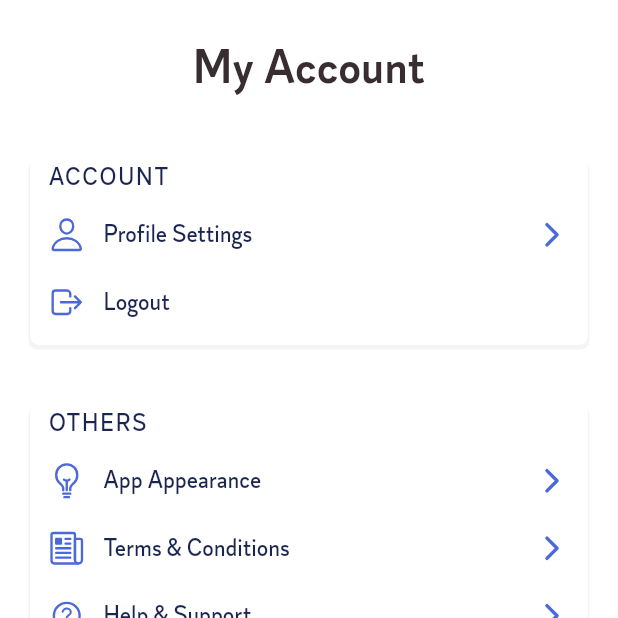
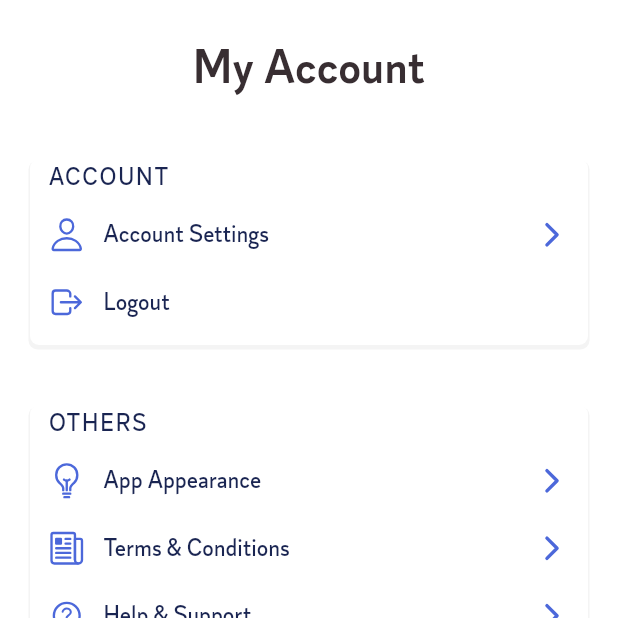
Before and after one commit to AyoubTRD/ENSAConnect_flutter_app, a Flutter app: the MainScreen screen opened directly, swiped to page 4, on a phone screen of 412 x 824 dp, the top half of it. Run offline on Flutter 3.47's test engine with Material 2 defaults, Android fonts, the phone set to English and light mode, and no system bars; our stand-ins replace dotted_border, flutter_svg, image_picker, ionicons, rxdart, shared_preferences and 2 more; missing offline and left inert: artemis; accounts and stored records are empty; network calls fail.

Commit message:
Add account settings screen and add ability to change first&last name

```diff
--- a/lib/screens/core/main_screen.dart
+++ b/lib/screens/core/main_screen.dart
@@ -1,5 +1,5 @@
 import 'package:ensa/blocs/user_bloc.dart';
-import 'package:ensa/pages/feed_page.dart';
+import 'package:ensa/screens/feed/feed_screen.dart';
 import 'package:ensa/screens/settings/settings_screen.dart';
 import 'package:ensa/screens/chat/chats_list_screen.dart';
 import 'package:ensa/screens/onboarding/signin_screen.dart';
@@ -19,10 +19,10 @@ class _MainScreenState extends State<MainScreen> {
   int _currentIndex = 0;
 
   final List<Widget> _pages = [
-    FeedPage(),
+    FeedScreen(),
     SigninScreen(),
     ChatsListScreen(),
-    SettingsPage()
+    SettingsScreen()
   ];
   final List<PreferredSizeWidget?> _appBars = [null, null, null, null];
   final PageController _controller = PageController();
--- a/lib/screens/settings/settings_screen.dart
+++ b/lib/screens/settings/settings_screen.dart
@@ -1,23 +1,22 @@
 import 'package:ensa/blocs/user_bloc.dart';
-import 'package:ensa/graphql/graphql_api.dart';
 import 'package:ensa/screens/notifications/notifications_screen.dart';
-import 'package:ensa/services/rest_client_service.dart';
+import 'package:ensa/screens/settings/account_settings/account_settings_screen.dart';
 import 'package:ensa/utils/constants.dart';
 import 'package:ensa/widgets/core/app_bar_widget.dart';
 import 'package:ensa/widgets/settings/profile_picture_settings_widget.dart';
-import 'package:flutter/cupertino.dart';
+import 'package:ensa/widgets/settings/settings_item_widget.dart';
+import 'package:ensa/widgets/settings/settings_section_widget.dart';
 import 'package:flutter/material.dart';
-import 'package:image_picker/image_picker.dart';
 import 'package:ionicons/ionicons.dart';
 
-class SettingsPage extends StatefulWidget {
-  const SettingsPage({Key? key}) : super(key: key);
+class SettingsScreen extends StatefulWidget {
+  const SettingsScreen({Key? key}) : super(key: key);
 
   @override
-  State<SettingsPage> createState() => _SettingsPageState();
+  State<SettingsScreen> createState() => _SettingsScreenState();
 }
 
-class _SettingsPageState extends State<SettingsPage> {
+class _SettingsScreenState extends State<SettingsScreen> {
   @override
   Widget build(BuildContext context) {
     return Scaffold(
@@ -41,8 +40,11 @@ class _SettingsPageState extends State<SettingsPage> {
             title: 'ACCOUNT',
             children: [
               SettingsItem(
-                onTap: () {},
-                title: 'Profile Settings',
+                onTap: () {
+                  Navigator.of(context)
+                      .pushNamed(AccountSettingsScreen.routeName);
+                },
+                title: 'Account Settings',
                 icon: Ionicons.person_outline,
               ),
               SettingsItem(
@@ -83,101 +85,3 @@ class _SettingsPageState extends State<SettingsPage> {
     );
   }
 }
-
-class SettingsSection extends StatelessWidget {
-  final List<Widget> children;
-  final String title;
-
-  const SettingsSection({Key? key, required this.children, required this.title})
-      : super(key: key);
-
-  @override
-  Widget build(BuildContext context) {
-    return Container(
-      decoration: BoxDecoration(
-        borderRadius: BorderRadius.all(Radius.circular(6.0)),
-        boxShadow: [
-          BoxShadow(
-            offset: Offset(0, 2.0),
-            spreadRadius: 1.0,
-            color: Colors.grey.shade900.withOpacity(0.05),
-          )
-        ],
-        color: Colors.white,
-      ),
-      margin: EdgeInsets.symmetric(horizontal: kDefaultPadding),
-      padding: EdgeInsets.symmetric(vertical: 6.0),
-      child: Column(
-        crossAxisAlignment: CrossAxisAlignment.start,
-        children: [
-          Padding(
-            padding: EdgeInsets.only(left: 12.0, bottom: 6.0),
-            child: Text(
-              title,
-              style: Theme.of(context).textTheme.bodyText1?.copyWith(
-                    letterSpacing: 1.2,
-                  ),
-            ),
-          ),
-          ...children,
-        ],
-      ),
-    );
-  }
-}
-
-class SettingsItem extends StatelessWidget {
-  final String title;
-  final IconData icon;
-  final bool hideChevron;
-  final void Function()? onTap;
-
-  const SettingsItem({
-    required this.title,
-    required this.icon,
-    this.hideChevron = false,
-    this.onTap,
-    Key? key,
-  }) : super(key: key);
-
-  @override
-  Widget build(BuildContext context) {
-    return Material(
-      color: Colors.transparent,
-      child: InkWell(
-        onTap: onTap,
-        child: Padding(
-          padding: EdgeInsets.symmetric(vertical: 10.0),
-          child: Row(
-            crossAxisAlignment: CrossAxisAlignment.center,
-            children: [
-              Padding(
-                padding: const EdgeInsets.symmetric(horizontal: 12.0),
-                child: Icon(
-                  icon,
-                  color: Theme.of(context).primaryColor,
-                  size: 25.0,
-                ),
-              ),
-              Transform.translate(
-                offset: Offset(0.0, 2.0),
-                child: Text(
-                  title,
-                  style: Theme.of(context).textTheme.bodyText1,
-                ),
-              ),
-              if (!hideChevron) ...[
-                Expanded(child: Container()),
-                Icon(
-                  Ionicons.chevron_forward_outline,
-                  color: Theme.of(context).primaryColor,
-                ),
-                SizedBox(width: 12.0),
-              ],
-            ],
-          ),
-        ),
-      ),
-    );
-  }
-}
--- a/lib/utils/theme.dart
+++ b/lib/utils/theme.dart
@@ -42,7 +42,11 @@ final theme = ThemeData(
   ),
   elevatedButtonTheme: ElevatedButtonThemeData(
     style: ButtonStyle(
-      backgroundColor: MaterialStateProperty.all(kPrimaryColor),
+      backgroundColor: MaterialStateProperty.resolveWith<Color>((state) {
+        if (state.contains(MaterialState.disabled))
+          return kPrimaryColor.withOpacity(0.15);
+        return kPrimaryColor;
+      }),
       elevation: MaterialStateProperty.all(0.0),
       padding: MaterialStateProperty.all(
         EdgeInsets.symmetric(horizontal: 20.0, vertical: 20.0),
@@ -60,6 +64,8 @@ final theme = ThemeData(
     ),
   ),
   inputDecorationTheme: InputDecorationTheme(
+    contentPadding:
+        const EdgeInsets.symmetric(horizontal: 20.0, vertical: 20.0),
     border: OutlineInputBorder(
       borderRadius: BorderRadius.circular(15.0),
     ),
--- /dev/null
+++ b/lib/widgets/settings/settings_item_widget.dart
@@ -0,0 +1,58 @@
+import 'package:flutter/material.dart';
+import 'package:ionicons/ionicons.dart';
+
+class SettingsItem extends StatelessWidget {
+  final String title;
+  final IconData icon;
+  final bool hideChevron;
+  final void Function()? onTap;
+
+  const SettingsItem({
+    required this.title,
+    required this.icon,
+    this.hideChevron = false,
+    this.onTap,
+    Key? key,
+  }) : super(key: key);
+
+  @override
+  Widget build(BuildContext context) {
+    return Material(
+      color: Colors.transparent,
+      child: InkWell(
+        onTap: onTap,
+        child: Padding(
+          padding: EdgeInsets.symmetric(vertical: 10.0),
+          child: Row(
+            crossAxisAlignment: CrossAxisAlignment.center,
+            children: [
+              Padding(
+                padding: const EdgeInsets.symmetric(horizontal: 12.0),
+                child: Icon(
+                  icon,
+                  color: Theme.of(context).primaryColor,
+                  size: 25.0,
+                ),
+              ),
+              Transform.translate(
+                offset: Offset(0.0, 2.0),
+                child: Text(
+                  title,
+                  style: Theme.of(context).textTheme.bodyText1,
+                ),
+              ),
+              if (!hideChevron) ...[
+                Expanded(child: Container()),
+                Icon(
+                  Ionicons.chevron_forward_outline,
+                  color: Theme.of(context).primaryColor,
+                ),
+                SizedBox(width: 12.0),
+              ],
+            ],
+          ),
+        ),
+      ),
+    );
+  }
+}
--- /dev/null
+++ b/lib/widgets/settings/settings_section_widget.dart
@@ -0,0 +1,44 @@
+import 'package:ensa/utils/constants.dart';
+import 'package:flutter/material.dart';
+
+class SettingsSection extends StatelessWidget {
+  final List<Widget> children;
+  final String title;
+
+  const SettingsSection({Key? key, required this.title, required this.children})
+      : super(key: key);
+
+  @override
+  Widget build(BuildContext context) {
+    return Container(
+      decoration: BoxDecoration(
+        borderRadius: BorderRadius.all(Radius.circular(6.0)),
+        boxShadow: [
+          BoxShadow(
+            offset: Offset(0, 2.0),
+            spreadRadius: 1.0,
+            color: Colors.grey.shade900.withOpacity(0.05),
+          )
+        ],
+        color: Colors.white,
+      ),
+      margin: EdgeInsets.symmetric(horizontal: kDefaultPadding),
+      padding: EdgeInsets.symmetric(vertical: 6.0),
+      child: Column(
+        crossAxisAlignment: CrossAxisAlignment.start,
+        children: [
+          Padding(
+            padding: EdgeInsets.only(left: 12.0, bottom: 6.0),
+            child: Text(
+              title,
+              style: Theme.of(context).textTheme.bodyText1?.copyWith(
+                    letterSpacing: 1.2,
+                  ),
+            ),
+          ),
+          ...children,
+        ],
+      ),
+    );
+  }
+}
```
Also changed, not shown: lib/blocs/user_bloc.dart (+15 -0 lines), lib/main.dart (+8 -3 lines), lib/screens/feed/feed_screen.dart (renamed from lib/pages/feed_page.dart, +4 -4 lines), lib/screens/onboarding/signin_screen.dart (+5 -2 lines), lib/screens/onboarding/signup_screen.dart (+6 -5 lines), lib/screens/settings/account_settings/account_settings_screen.dart (added, +112 -0 lines), lib/screens/settings/account_settings/name_settings_screen.dart (added, +170 -0 lines), lib/widgets/core/text_form_field_widget.dart (+22 -6 lines).
